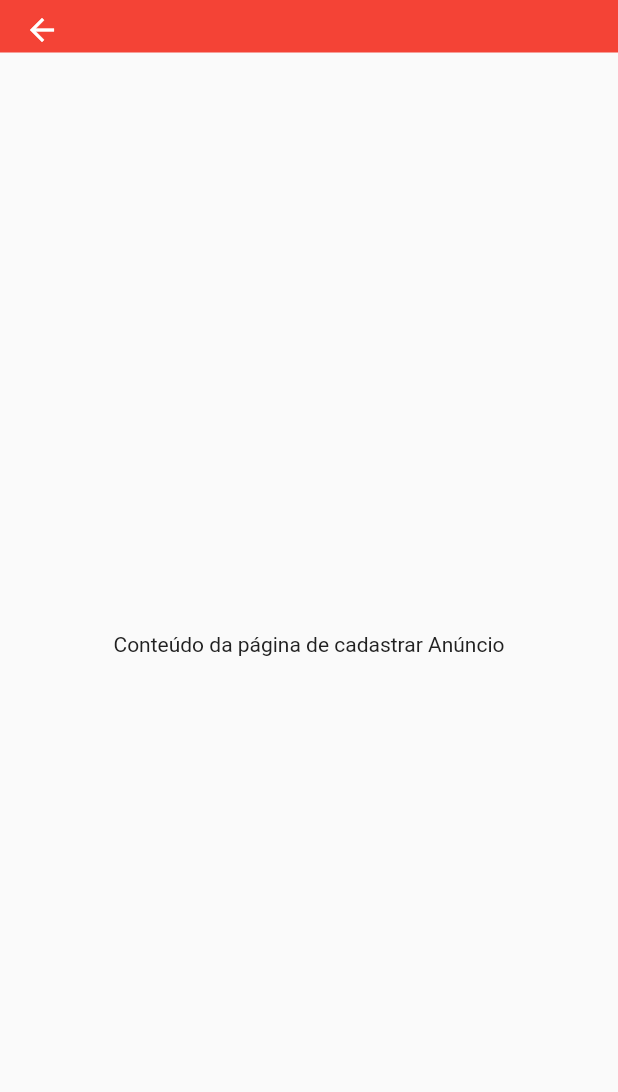
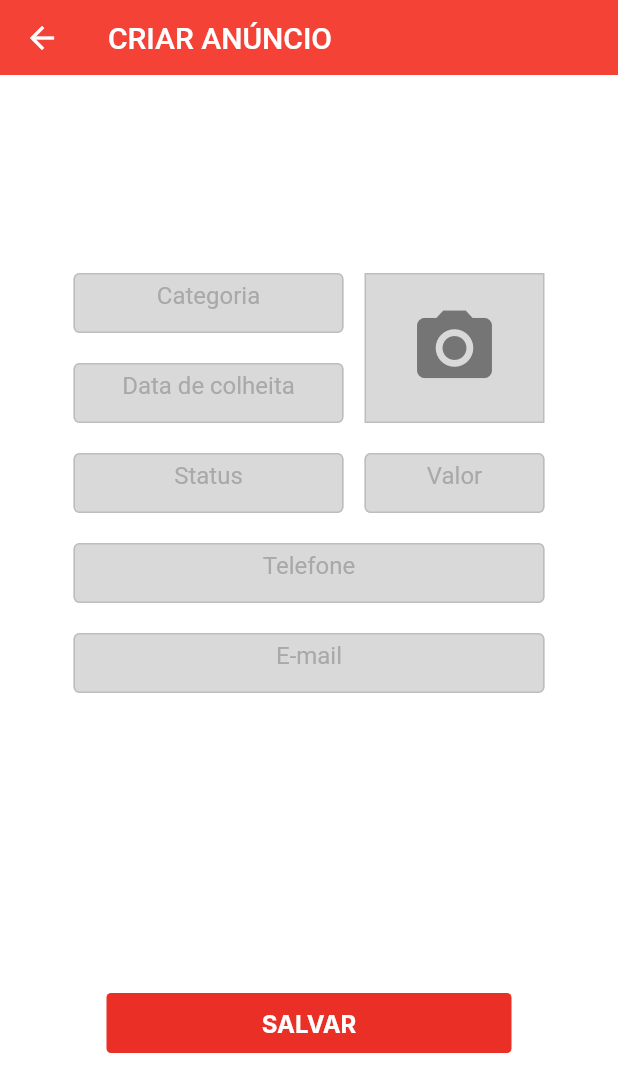
Before and after one commit to rayllander/melancia_express, a Flutter app: the AnnouncementPage screen opened by its route, on a phone screen of 412 x 824 dp. Shown: the top 1092 px of the screen. Run offline on Flutter 3.47's test engine with Material 2 defaults, Android fonts, the phone set to English and light mode, and no system bars; Roboto replaces fonts that are missing (Inter).

Commit message:
Criar anuncio, campo de fotos, e alterações no AppBar

```diff
--- /dev/null
+++ b/lib/view/components/my_PhotoField.dart
@@ -0,0 +1,25 @@
+import 'package:flutter/material.dart';
+
+class PhotoField extends StatelessWidget {
+  final Function()? onTap;
+
+  const PhotoField({Key? key, this.onTap}) : super(key: key);
+
+  @override
+  Widget build(BuildContext context) {
+    return GestureDetector(
+      onTap: onTap,
+      child: Container(
+        width: 120,
+        height: 100,
+        decoration: BoxDecoration(
+          border: Border.all(
+            color: Color(0xFFBEBDBD), // Cor da borda semelhante ao TextField
+          ),
+          color: Color(0xFFD9D9D9), // Cor de preenchimento
+        ),
+        child: Icon(Icons.camera_alt, size: 60, color: Colors.grey[600]),
+      ),
+    );
+  }
+}
--- a/lib/view/components/my_appbar.dart
+++ b/lib/view/components/my_appbar.dart
@@ -1,17 +1,20 @@
 import 'package:flutter/material.dart';
 
 class MyAppBar extends StatelessWidget implements PreferredSizeWidget {
-  const MyAppBar({super.key});
+  final String title;
+
+  const MyAppBar({Key? key, this.title = ''}) : super(key: key);
 
   @override
   Widget build(BuildContext context) {
     return AppBar(
       backgroundColor: Colors.red,
       elevation: 0,
+      title: Text(title),
       actions: [],
     );
   }
 
   @override
-  Size get preferredSize => const Size.fromHeight(35.0);
+  Size get preferredSize => const Size.fromHeight(50);
 }
--- a/lib/view/pages/announcement_page.dart
+++ b/lib/view/pages/announcement_page.dart
@@ -1,14 +1,126 @@
 import 'package:flutter/material.dart';
+import 'package:melancia_express/view/components/my_button.dart';
+import 'package:melancia_express/view/components/my_textfield.dart';
+import 'package:melancia_express/view/components/my_PhotoField.dart';
+import 'package:melancia_express/view/helpers/interface_helpers.dart';
 import 'package:melancia_express/view/components/my_appbar.dart';
 
+// ignore: must_be_immutable
 class AnnouncementPage extends StatelessWidget {
-  AnnouncementPage({super.key});
+  AnnouncementPage({Key? key});
+
+  TextEditingController controllerCategory = TextEditingController();
+  TextEditingController controllerHarvestDate = TextEditingController();
+  TextEditingController controllerStatus = TextEditingController();
+  TextEditingController controllerValue = TextEditingController();
+  TextEditingController controllerTelephone = TextEditingController();
+  TextEditingController controllerEmail = TextEditingController();
+
   @override
   Widget build(BuildContext context) {
     return Scaffold(
-      appBar: MyAppBar(), // Usar o MyAppBar personalizado
+      appBar: MyAppBar(title: 'CRIAR ANÚNCIO'),
+      backgroundColor: Theme.of(context).colorScheme.background,
       body: Center(
-        child: Text('Conteúdo da página de cadastrar Anúncio'),
+        child: Container(
+          width: 324,
+          padding: EdgeInsets.symmetric(horizontal: 5, vertical: 5),
+          child: Column(
+            mainAxisAlignment: MainAxisAlignment.center,
+            crossAxisAlignment: CrossAxisAlignment.start,
+            children: [
+              SizedBox(height: 30),
+              Row(
+                mainAxisAlignment: MainAxisAlignment.spaceBetween,
+                crossAxisAlignment: CrossAxisAlignment.start,
+                children: [
+                  Column(
+                    crossAxisAlignment: CrossAxisAlignment.start,
+                    children: [
+                      Container(
+                        width: 180,
+                        child: MyTextField(
+                          hintText: 'Categoria',
+                          obscureText: false,
+                          controller: controllerCategory,
+                        ),
+                      ),
+                      SizedBox(height: 20),
+                      Container(
+                        width: 180,
+                        child: MyTextField(
+                          hintText: 'Data de colheita',
+                          obscureText: false,
+                          controller: controllerHarvestDate,
+                        ),
+                      ),
+                    ],
+                  ),
+                  // Substitua a seção da imagem do anúncio pelo PhotoField
+                  PhotoField(
+                    onTap: () {
+                      // Lógica para selecionar a imagem
+                    },
+                  ),
+                ],
+              ),
+              SizedBox(height: 20),
+              Row(
+                mainAxisAlignment: MainAxisAlignment.spaceBetween,
+                children: [
+                  Container(
+                    width: 180,
+                    child: MyTextField(
+                      hintText: 'Status',
+                      obscureText: false,
+                      controller: controllerStatus,
+                    ),
+                  ),
+                  SizedBox(width: 10),
+                  Container(
+                    width: 120,
+                    child: MyTextField(
+                      hintText: 'Valor',
+                      obscureText: false,
+                      controller: controllerValue,
+                    ),
+                  ),
+                ],
+              ),
+              SizedBox(height: 20),
+              Container(
+                width: 400,
+                child: MyTextField(
+                  hintText: 'Telefone',
+                  obscureText: false,
+                  controller: controllerTelephone,
+                ),
+              ),
+              SizedBox(height: 20),
+              Container(
+                width: 400,
+                child: MyTextField(
+                  hintText: 'E-mail',
+                  obscureText: true,
+                  controller: controllerEmail,
+                ),
+              ),
+              SizedBox(height: 200),
+              Row(
+                mainAxisAlignment: MainAxisAlignment.center,
+                children: [
+                  MyButton(
+                    buttonText: 'SALVAR',
+                    onTapButton: () {
+                      displayMessage('Registrado', context);
+                    },
+                  ),
+                ],
+              ),
+              SizedBox(height: 20),
+            ],
+          ),
+        ),
       ),
     );
   }
--- a/lib/view/pages/filter_page.dart
+++ b/lib/view/pages/filter_page.dart
@@ -6,7 +6,7 @@ class FilterPage extends StatelessWidget {
   @override
   Widget build(BuildContext context) {
     return Scaffold(
-      appBar: MyAppBar(), // Usar o MyAppBar personalizado
+      appBar: MyAppBar(title: 'FILTRAR POR:'), // Usar o MyAppBar personalizado
       body: Center(
         child: Text('Conteúdo da página de filtrar'),
       ),
--- a/lib/view/pages/profile_page.dart
+++ b/lib/view/pages/profile_page.dart
@@ -7,7 +7,7 @@ class ProfilePage extends StatelessWidget {
   @override
   Widget build(BuildContext context) {
     return Scaffold(
-      appBar: MyAppBar(), // Usar o MyAppBar personalizado
+      appBar: MyAppBar(title: 'USUÁRIO'), // Usar o MyAppBar personalizado
       body: Center(
         child: Text('Conteúdo da página de Perfil'),
       ),
```
